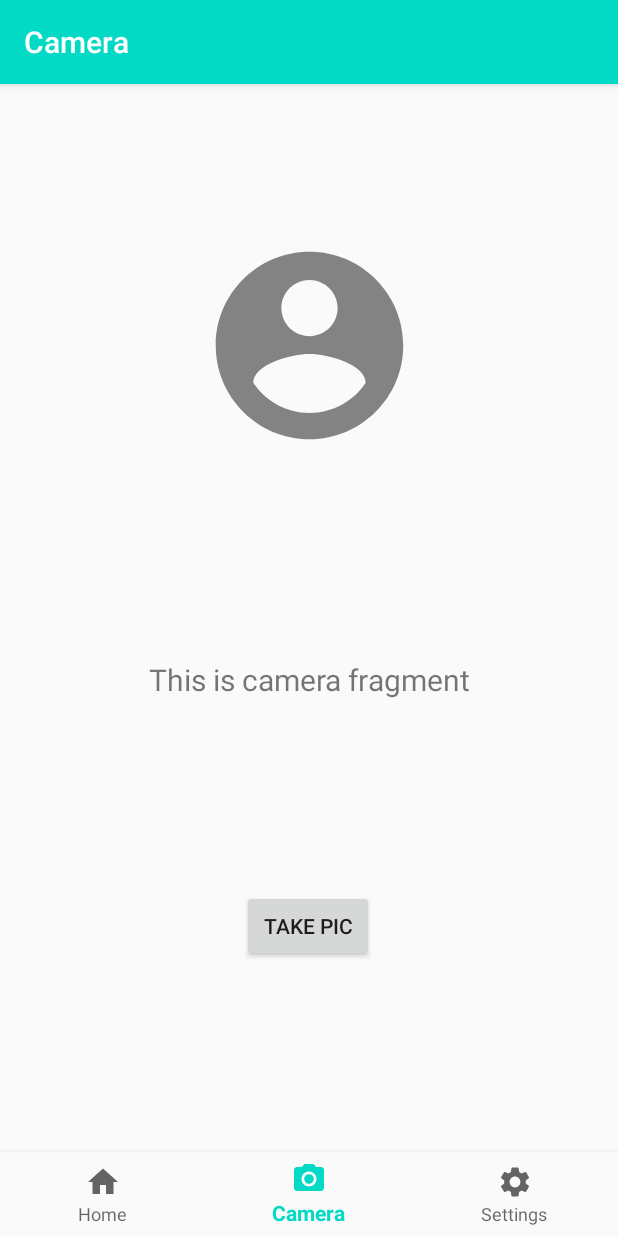
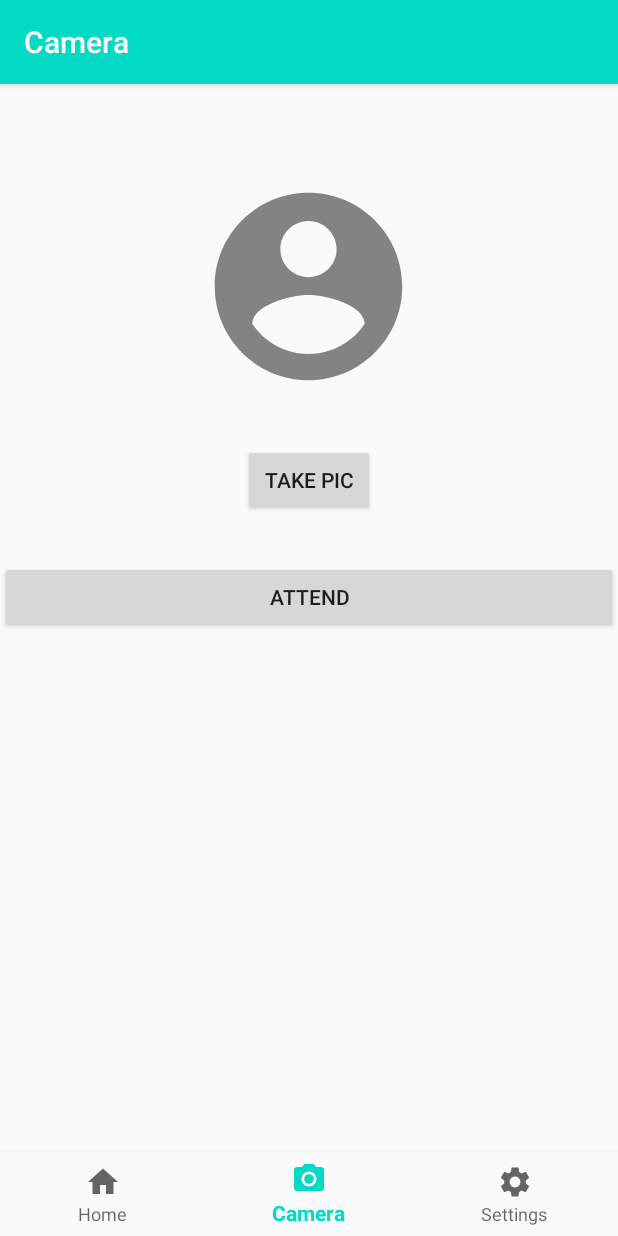
Before and after one commit to ariokan/rollcall, an Android app: the CameraFragment screen opened through its navigation route, on a phone screen of 412 x 824 dp. Run offline under Robolectric (Android 15) with nearby library versions, the phone set to English and light mode, and no system bars; our stand-ins replace CircleImageView, Firebase (no records; nobody signed in at launch, a user with empty details on screens opened directly), Volley, navigation-ui; libraries missing offline, so code that uses them is left out: com.google.firestore.v1beta1; 5 statements that could not run were skipped.

Commit message:
httpurl connection ve courseadapter eklendi

```diff
--- a/app/build.gradle
+++ b/app/build.gradle
@@ -47,5 +47,8 @@ dependencies {
     testImplementation 'junit:junit:4.12'
     androidTestImplementation 'androidx.test.ext:junit:1.1.2'
     androidTestImplementation 'androidx.test.espresso:espresso-core:3.3.0'
-
+    implementation 'com.google.code.gson:gson:2.8.5'
+    implementation 'com.squareup.retrofit2:retrofit:2.4.0'
+    implementation 'com.squareup.retrofit2:converter-gson:2.4.0'
+    implementation 'com.android.volley:volley:1.1.1'
 }
--- a/app/src/main/AndroidManifest.xml
+++ b/app/src/main/AndroidManifest.xml
@@ -3,9 +3,12 @@
     package="com.example.rollcall">
     <uses-permission android:name="android.permission.READ_EXTERNAL_STORAGE"/>
     <uses-permission android:name="android.permission.WRITE_EXTERNAL_STORAGE"/>
+    <uses-permission android:name="android.permission.INTERNET" />
+    <uses-permission android:name="android.permission.ACCESS_NETWORK_STATE" />
 
     <application
         android:allowBackup="true"
+        android:usesCleartextTraffic="true"
         android:icon="@mipmap/ic_launcher"
         android:label="@string/app_name"
         android:roundIcon="@mipmap/ic_launcher_round"
--- /dev/null
+++ b/app/src/main/java/com/example/rollcall/Httpconnector.java
@@ -0,0 +1,6 @@
+package com.example.rollcall;
+
+public class Httpconnector {
+
+
+}
--- a/app/src/main/java/com/example/rollcall/ui/Camera/CameraFragment.java
+++ b/app/src/main/java/com/example/rollcall/ui/Camera/CameraFragment.java
@@ -5,52 +5,75 @@ import android.app.ProgressDialog;
 import android.content.Context;
 import android.content.DialogInterface;
 import android.content.Intent;
-import android.database.Cursor;
 import android.graphics.Bitmap;
-import android.graphics.BitmapFactory;
-import android.graphics.drawable.Drawable;
 import android.net.Uri;
+import android.os.AsyncTask;
 import android.os.Bundle;
-import android.os.Environment;
 import android.provider.MediaStore;
 import android.util.Log;
 import android.view.LayoutInflater;
 import android.view.View;
 import android.view.ViewGroup;
+import android.widget.AdapterView;
+import android.widget.AdapterView.OnItemClickListener;
 import android.widget.Button;
-import android.widget.ImageView;
+import android.widget.ListAdapter;
+import android.widget.ListView;
 import android.widget.TextView;
 import android.widget.Toast;
 
-import androidx.annotation.DrawableRes;
 import androidx.annotation.NonNull;
 import androidx.annotation.Nullable;
 import androidx.fragment.app.Fragment;
 import androidx.lifecycle.Observer;
 import androidx.lifecycle.ViewModelProviders;
 import androidx.recyclerview.widget.LinearLayoutManager;
-import androidx.recyclerview.widget.RecyclerView;
 
+import com.android.volley.AuthFailureError;
+import com.android.volley.Request;
+import com.android.volley.RequestQueue;
+import com.android.volley.Response;
+import com.android.volley.VolleyError;
+import com.android.volley.toolbox.JsonObjectRequest;
+import com.android.volley.toolbox.Volley;
+import com.example.rollcall.Course;
+import com.example.rollcall.CourseAdapter;
+import com.example.rollcall.CourseAttendance;
 import com.example.rollcall.R;
+import com.example.rollcall.ui.CourseAttendanceAdapter;
 import com.google.android.gms.tasks.OnFailureListener;
 import com.google.android.gms.tasks.OnSuccessListener;
+import com.google.common.net.MediaType;
 import com.google.firebase.auth.FirebaseAuth;
 import com.google.firebase.auth.FirebaseUser;
+import com.google.firebase.firestore.CollectionReference;
+import com.google.firebase.firestore.FirebaseFirestore;
+import com.google.firebase.firestore.QueryDocumentSnapshot;
+import com.google.firebase.firestore.QuerySnapshot;
 import com.google.firebase.storage.FirebaseStorage;
 import com.google.firebase.storage.OnProgressListener;
 import com.google.firebase.storage.StorageReference;
 import com.google.firebase.storage.UploadTask;
 
-import java.io.File;
-import java.io.FileNotFoundException;
-import java.io.FileOutputStream;
+import org.json.JSONException;
+import org.json.JSONObject;
+
+import java.io.DataOutput;
+import java.io.DataOutputStream;
 import java.io.IOException;
-import java.io.OutputStream;
+import java.net.HttpURLConnection;
+import java.net.MalformedURLException;
+import java.net.URL;
 import java.util.ArrayList;
+import java.util.Collections;
 import java.util.HashMap;
-import java.util.UUID;
+import java.util.List;
+import java.util.Map;
 
 import de.hdodenhof.circleimageview.CircleImageView;
+import okhttp3.OkHttpClient;
+import okhttp3.RequestBody;
+import retrofit2.http.Url;
 
 import static android.app.Activity.RESULT_CANCELED;
 import static android.app.Activity.RESULT_OK;
@@ -65,38 +88,81 @@ public class CameraFragment extends Fragment {
     private Uri selectedImage;
     private FirebaseAuth mAuth=FirebaseAuth.getInstance();;
     StorageReference storageReference;
-    Button saveButton;
+    Button saveButton,attend;
     String user_id;
-
-
+    ListView list;
     View view;
 
     LinearLayoutManager manager;
-    ArrayList<HashMap<String, String>> userDetail = new ArrayList<>();
+    ArrayList<Course> courses = new ArrayList<Course>();
     HashMap<String, String> data;
     private CircleImageView imagCapture;
+    FirebaseUser user;
+    private CollectionReference usersRef;
+    FirebaseFirestore db = FirebaseFirestore.getInstance();
+
+    String url = "";
+    String veri_string;
+    public void volleyPost(){
+        String postUrl = "http://10.0.2.2:5001/face_rec";
+        RequestQueue requestQueue = Volley.newRequestQueue(getContext());
+
+        JSONObject postData = new JSONObject();
+        try {
+            postData.put("mail", "guleryigitcan@gmail.com");
 
 
-    public View onCreateView(@NonNull LayoutInflater inflater,
+        } catch (JSONException e) {
+            e.printStackTrace();
+        }
+
+        JsonObjectRequest jsonObjectRequest = new JsonObjectRequest(Request.Method.POST, postUrl, postData, new Response.Listener<JSONObject>() {
+            @Override
+            public void onResponse(JSONObject response) {
+               Log.d("Response", response.toString());
+            }
+        }, new Response.ErrorListener() {
+            @Override
+            public void onErrorResponse(VolleyError error) {
+                error.printStackTrace();
+                Log.d("Response", error.getMessage());
+            }
+        });
+
+
+        requestQueue.add(jsonObjectRequest);
+
+    }
+
+
+
+    public View onCreateView(@NonNull final LayoutInflater inflater,
                              ViewGroup container, Bundle savedInstanceState) {
         dashboardViewModel =
                 ViewModelProviders.of(this).get(CameraViewModel.class);
         View root = inflater.inflate(R.layout.fragment_camera, container, false);
-        final TextView textView = root.findViewById(R.id.text_camera);
+
         dashboardViewModel.getText().observe(getViewLifecycleOwner(), new Observer<String>() {
             @Override
             public void onChanged(@Nullable String s) {
-                textView.setText(s);
+
             }
         });
         globalContext=this.getActivity();
 
         user_id=mAuth.getCurrentUser().getUid();
         storageReference= FirebaseStorage.getInstance().getReference();
-        TextView textcam=(TextView)root.findViewById(R.id.text_camera);
-        textcam.setText(user_id);
+        imagCapture = (CircleImageView) root.findViewById(R.id.circleImage);
 
-        imagCapture = (CircleImageView) root.findViewById(R.id.circleImage);
+
+        attend =(Button) root.findViewById(R.id.attend);
+        attend.setOnClickListener(new View.OnClickListener() {
+            @Override
+            public void onClick(View v) {
+                volleyPost();
+            }
+        });
+
         button = (Button) root.findViewById(R.id.button);
         button.setOnClickListener(new View.OnClickListener() {
             @Override
@@ -104,8 +170,31 @@ public class CameraFragment extends Fragment {
 
                 selectImage(getActivity());
 
-
-
+            }
+        });
+        list =(ListView)root.findViewById(R.id.listView2);
+        user = FirebaseAuth.getInstance().getCurrentUser();
+        String userId=user.getUid();
+        usersRef =db.collection("users").document(userId).collection("course");
+        usersRef
+                .get()
+                .addOnSuccessListener(new OnSuccessListener<QuerySnapshot>() {
+                    @Override
+                    public void onSuccess(QuerySnapshot queryDocumentSnapshots) {
+                        String data ="";
+                        for(QueryDocumentSnapshot documentSnapshot:queryDocumentSnapshots){
+                            Course course = documentSnapshot.toObject(Course.class);
+                            for(String tag: course.getAttendance()){
+                                data+="\n-"+tag;
+                            }
+                            courses.add(new Course(course.getLectureName(),course.getLectureCode(),course.getLecturerName(), Collections.singletonList(data)));
+                        }
+                        CourseAttendanceAdapter courseAttendanceAdapter = new CourseAttendanceAdapter(inflater,courses);
+                        list.setAdapter(courseAttendanceAdapter);
+                    }
+                }).addOnFailureListener(new OnFailureListener() {
+            @Override
+            public void onFailure(@NonNull Exception e) {
 
             }
         });
@@ -144,22 +233,16 @@ public class CameraFragment extends Fragment {
     {
         if (selectedImage != null) {
 
-            // Code for showing progressDialog while uploading
+
             final ProgressDialog progressDialog
                     = new ProgressDialog(globalContext);
             progressDialog.setTitle("Uploading...");
             progressDialog.show();
 
-            // Defining the child of storageReference
             FirebaseUser user = FirebaseAuth.getInstance().getCurrentUser();
-
 
             StorageReference ref = storageReference.child("images/" ).child(user.getEmail());
 
-
-
-            // adding listeners on upload
-            // or failure of image
             ref.putFile(selectedImage).addOnSuccessListener(new OnSuccessListener<UploadTask.TaskSnapshot>() {
 
                                 @Override
@@ -167,8 +250,6 @@ public class CameraFragment extends Fragment {
                                         UploadTask.TaskSnapshot taskSnapshot)
                                 {
 
-                                    // Image uploaded successfully
-                                    // Dismiss dialog
                                     progressDialog.dismiss();
                                     Toast.makeText(globalContext,
                                                     "Image Uploaded!!",
@@ -180,7 +261,7 @@ public class CameraFragment extends Fragment {
                         public void onFailure(@NonNull Exception e)
                         {
 
-                            // Error, Image not uploaded
+
                             progressDialog.dismiss();
                             Toast.makeText(globalContext,"Failed"+e.getMessage(),Toast.LENGTH_SHORT).show();
                             Toast.makeText(globalContext, "Failed " + e.getMessage(), Toast.LENGTH_SHORT).show();
--- a/app/src/main/java/com/example/rollcall/ui/Camera/CameraViewModel.java
+++ b/app/src/main/java/com/example/rollcall/ui/Camera/CameraViewModel.java
@@ -10,7 +10,7 @@ public class CameraViewModel extends ViewModel {
 
     public CameraViewModel() {
         mText = new MutableLiveData<>();
-        mText.setValue("This is camera fragment");
+
     }
 
     public LiveData<String> getText() {
--- /dev/null
+++ b/app/src/main/java/com/example/rollcall/ui/CourseAttendanceAdapter.java
@@ -0,0 +1,57 @@
+package com.example.rollcall.ui;
+
+import android.view.LayoutInflater;
+import android.view.View;
+import android.view.ViewGroup;
+import android.widget.BaseAdapter;
+import android.widget.Button;
+import android.widget.TextView;
+
+import com.example.rollcall.Course;
+import com.example.rollcall.R;
+
+import java.util.ArrayList;
+
+public class CourseAttendanceAdapter extends BaseAdapter
+{
+    private LayoutInflater mInflater;
+    private ArrayList<Course> CourseAttendanceArrayList;
+
+    public CourseAttendanceAdapter(LayoutInflater mInflater, ArrayList<Course> CourseAttendanceArrayList){
+        this.mInflater = mInflater;
+        this.CourseAttendanceArrayList = CourseAttendanceArrayList;
+    }
+    @Override
+    public int getCount() {
+        return CourseAttendanceArrayList.size();
+    }
+
+    @Override
+    public Object getItem(int position) {
+        return CourseAttendanceArrayList.get(position);
+    }
+
+    @Override
+    public long getItemId(int position) {
+        return position;
+    }
+
+    @Override
+    public View getView(int position, View convertView, ViewGroup parent) {
+        convertView = mInflater.inflate(R.layout.custom_listview_item, null);
+        TextView courseName =(TextView)convertView.findViewById(R.id.dersAdiA);
+        TextView courseCode =(TextView)convertView.findViewById(R.id.dersKoduA);
+        TextView lecturer =(TextView)convertView.findViewById(R.id.akademisyenAdiA);
+        Course course =CourseAttendanceArrayList.get(position);
+        courseName.setText(course.getLectureName());
+        courseCode.setText(course.getLectureCode());
+        lecturer.setText(course.getLecturerName());
+        Button katilbtn = (Button) convertView.findViewById(R.id.katilbtnA);
+
+        Course courseAttendance = CourseAttendanceArrayList.get(position);
+        courseName.setText(courseAttendance.getLectureName());
+
+
+        return convertView;
+    }
+}
--- a/app/src/main/java/com/example/rollcall/ui/Settings/SettingsFragment.java
+++ b/app/src/main/java/com/example/rollcall/ui/Settings/SettingsFragment.java
@@ -104,8 +104,6 @@ public class SettingsFragment extends Fragment {
        });
 
 
-
-
        globalContext=this.getActivity();
        logout=(Button)root.findViewById(R.id.logOut);
        logout.setOnClickListener(new View.OnClickListener() {
@@ -123,7 +121,7 @@ public class SettingsFragment extends Fragment {
         db= FirebaseFirestore.getInstance();
         mAuth=FirebaseAuth.getInstance();
         user_id=mAuth.getCurrentUser().getUid();
-       goback =(Button)root.findViewById(R.id.Goback);
+
         FirebaseFirestore db = FirebaseFirestore.getInstance();
         FirebaseUser user = FirebaseAuth.getInstance().getCurrentUser();
         if (user != null) {
--- a/app/src/main/java/com/example/rollcall/ui/home/HomeFragment.java
+++ b/app/src/main/java/com/example/rollcall/ui/home/HomeFragment.java
@@ -44,13 +44,13 @@ public class HomeFragment extends Fragment {
     ListView listView;
     //SearchView searchView;
    // ArrayAdapter<String> adapter;
-    FirebaseFirestore db = FirebaseFirestore.getInstance();
+
 
     int images[]={R.drawable.ic_home_black_24dp};
     final ArrayList<Course> courses = new ArrayList<>();
-     FirebaseUser user;
+    FirebaseUser user;
     private CollectionReference usersRef;
-
+    FirebaseFirestore db = FirebaseFirestore.getInstance();
 
 
     public View onCreateView(@NonNull final LayoutInflater inflater,
@@ -73,7 +73,7 @@ public class HomeFragment extends Fragment {
             public void onSuccess(QuerySnapshot queryDocumentSnapshots) {
                 for(QueryDocumentSnapshot documentSnapshot:queryDocumentSnapshots){
                     Course course = documentSnapshot.toObject(Course.class);
-                    courses.add(new Course(course.getLectureName(),course.getLectureCode(),course.getLecturerName()));
+                    courses.add(new Course(course.getLectureName(),course.getLectureCode(),course.getLecturerName(),course.getAttendance()));
                 }
                 CourseAdapter courseAdapter = new CourseAdapter(inflater,courses);
                 listView.setAdapter(courseAdapter);
--- a/app/src/main/res/layout/fragment_camera.xml
+++ b/app/src/main/res/layout/fragment_camera.xml
@@ -1,51 +1,53 @@
 <?xml version="1.0" encoding="utf-8"?>
-<androidx.constraintlayout.widget.ConstraintLayout xmlns:android="http://schemas.android.com/apk/res/android"
+<LinearLayout xmlns:android="http://schemas.android.com/apk/res/android"
     xmlns:app="http://schemas.android.com/apk/res-auto"
     xmlns:tools="http://schemas.android.com/tools"
     android:layout_width="match_parent"
     android:layout_height="match_parent"
-    tools:context=".ui.Camera.CameraFragment">
+    tools:context=".ui.Camera.CameraFragment"
+    android:orientation="vertical">
 
-    <TextView
-        android:id="@+id/text_camera"
-        android:layout_width="match_parent"
-        android:layout_height="wrap_content"
-        android:layout_marginStart="8dp"
-        android:layout_marginTop="8dp"
-        android:layout_marginEnd="8dp"
-        android:layout_marginBottom="348dp"
-        android:textAlignment="center"
-        android:textSize="20sp"
-        app:layout_constraintBottom_toBottomOf="parent"
-        app:layout_constraintEnd_toEndOf="parent"
-        app:layout_constraintStart_toStartOf="parent"
-        app:layout_constraintTop_toBottomOf="@+id/circleImage" />
+    <de.hdodenhof.circleimageview.CircleImageView
+        android:id="@+id/circleImage"
+        android:layout_width="150dp"
+        android:layout_height="150dp"
+        android:layout_marginTop="60dp"
+        android:layout_marginBottom="30dp"
+        android:layout_gravity="center"
+        android:src="@drawable/ic_action_name"
+
+        ></de.hdodenhof.circleimageview.CircleImageView>
 
     <Button
         android:id="@+id/button"
         android:layout_width="wrap_content"
         android:layout_height="wrap_content"
-        android:layout_marginBottom="56dp"
-        android:text="Take Pıc"
-        app:layout_constraintBottom_toBottomOf="parent"
-        app:layout_constraintEnd_toEndOf="parent"
-        app:layout_constraintHorizontal_bias="0.498"
-        app:layout_constraintStart_toStartOf="parent"
-        app:layout_constraintTop_toBottomOf="@+id/text_camera" />
+        android:layout_marginBottom="30dp"
+        android:text="Take Pic"
+        android:layout_gravity="center"
+        android:clickable="false"/>
+    <Button
+        android:id="@+id/attend"
+        android:layout_width="match_parent"
+        android:layout_height="wrap_content"
+        android:text="attend" />
 
-    <de.hdodenhof.circleimageview.CircleImageView
-        android:id="@+id/circleImage"
-        android:layout_width="150dp"
-        android:layout_height="150dp"
-        android:layout_marginTop="90dp"
-        android:layout_marginBottom="116dp"
-        android:src="@drawable/ic_action_name"
-        app:layout_constraintBottom_toTopOf="@+id/text_camera"
-        app:layout_constraintEnd_toEndOf="parent"
-        app:layout_constraintStart_toStartOf="parent"
-        app:layout_constraintTop_toTopOf="parent"
+    <LinearLayout
+        android:layout_width="match_parent"
+        android:layout_height="400dp"
+        android:orientation="vertical"
+        android:paddingBottom="90dp">
 
-        ></de.hdodenhof.circleimageview.CircleImageView>
+        <ListView
+            android:id="@+id/listView2"
+            android:layout_width="match_parent"
+            android:layout_height="wrap_content"
+            android:paddingBottom="100dp"
+            android:clickable="true"/>
+    </LinearLayout>
 
 
-</androidx.constraintlayout.widget.ConstraintLayout>
+
+
+
+</LinearLayout>
--- a/app/src/main/res/layout/row_custom_list_item.xml
+++ b/app/src/main/res/layout/row_custom_list_item.xml
@@ -35,11 +35,6 @@
             android:textColor="#000000"/>
 
 
-
-
-
-
-
     </LinearLayout>
 
 
```
Also changed, not shown: app/src/main/java/com/example/rollcall/Course.java (+11 -1 lines), app/src/main/java/com/example/rollcall/CourseAttendance.java (added, +37 -0 lines), app/src/main/java/com/example/rollcall/RegisterScreen.java (+10 -4 lines), app/src/main/res/layout/custom_listview_item.xml (added, +60 -0 lines), app/src/main/res/layout/fragment_settings.xml (+1 -9 lines), app/src/main/res/layout/list_view_item.xml (deleted, +0 -39 lines).
